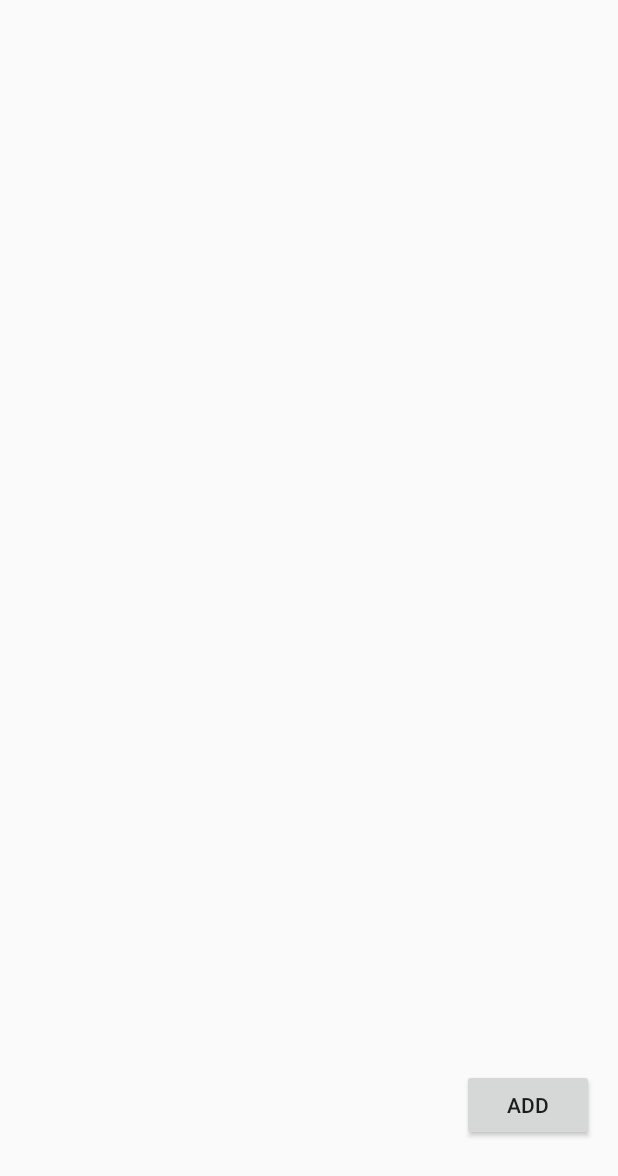
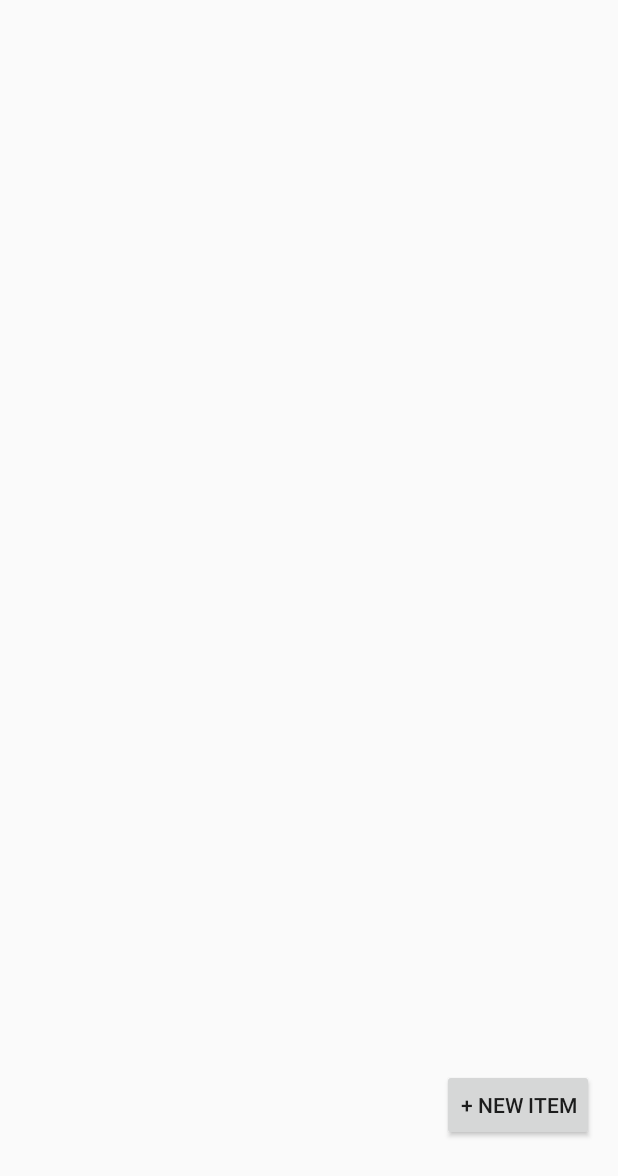
Before and after one commit to drerichards/ToDoList, an Android app: the layout fragment_main.xml on its own in the app's theme, with its tools: preview values and no code run, on a phone screen of 412 x 824 dp. Shown: the top 1176 px of the screen. Run offline under Robolectric (Android 15) with nearby library versions, the phone set to English and light mode, and no system bars.

Commit message:
Add, Edit, Delete functional

```diff
--- a/app/src/main/java/com/andrerichards/andre/to_dolist/MainActivity.java
+++ b/app/src/main/java/com/andrerichards/andre/to_dolist/MainActivity.java
@@ -1,8 +1,11 @@
 package com.andrerichards.andre.to_dolist;
 
 import android.app.AlertDialog;
+import android.content.Context;
 import android.content.DialogInterface;
 import android.os.Bundle;
+import android.support.design.widget.FloatingActionButton;
+import android.support.design.widget.Snackbar;
 import android.support.v7.app.AppCompatActivity;
 import android.support.v7.widget.Toolbar;
 import android.view.View;
--- a/app/src/main/res/layout/fragment_main.xml
+++ b/app/src/main/res/layout/fragment_main.xml
@@ -9,23 +9,22 @@
     tools:context="com.andrerichards.andre.to_dolist.MainActivityFragment"
     tools:showIn="@layout/activity_main">
 
+    <ListView android:id="@id/android:list"
+        android:layout_width="wrap_content"
+        android:layout_height="wrap_content"
+        android:layout_alignParentTop="true"
+        android:layout_alignParentLeft="true"
+        android:layout_alignParentStart="true"
+        android:layout_above="@+id/addButton" />
+
     <Button
         android:layout_width="wrap_content"
         android:layout_height="wrap_content"
-        android:text="Add"
+        android:text="@string/btnNewItem"
         android:id="@+id/addButton"
         android:layout_alignParentBottom="true"
         android:layout_alignParentRight="true"
         android:layout_alignParentEnd="true"
         android:layout_marginBottom="47dp" />
 
-    <ListView
-        android:layout_width="wrap_content"
-        android:layout_height="wrap_content"
-        android:id="@+id/listView"
-        android:layout_alignParentTop="true"
-        android:layout_alignParentLeft="true"
-        android:layout_alignParentStart="true"
-        android:layout_above="@+id/addButton" />
-
 </RelativeLayout>
--- a/app/src/main/res/values/strings.xml
+++ b/app/src/main/res/values/strings.xml
@@ -1,4 +1,5 @@
 <resources>
     <string name="app_name">To-Do List</string>
     <string name="action_settings">Settings</string>
+    <string name="btnNewItem">+ New Item</string>
 </resources>
```
